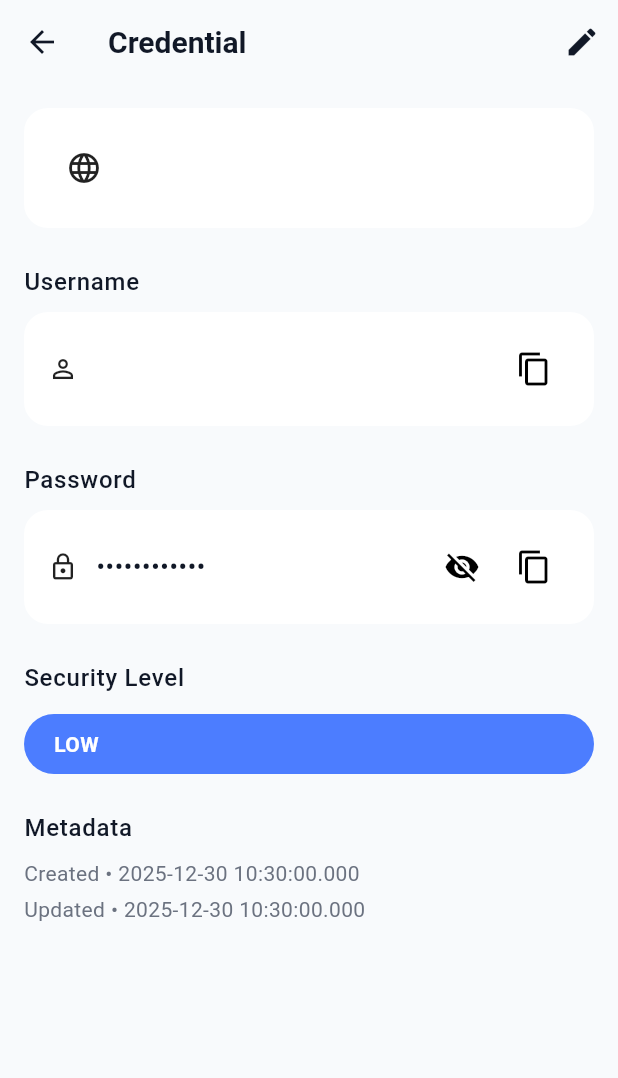
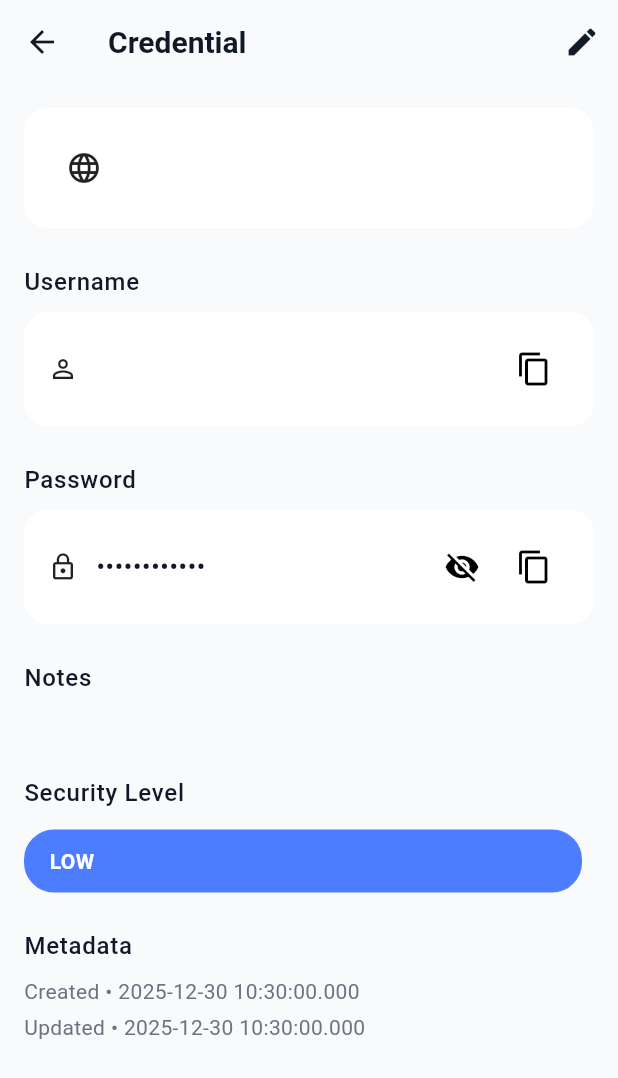
Before and after one commit to shubhamranswal/Passave, a Flutter app: the CredentialDetailPage screen opened directly with empty values, on a phone screen of 412 x 824 dp. Shown: the top 1078 px of the screen. Run offline on Flutter 3.47's test engine with Material 3 defaults, Android fonts, the phone set to English and light mode, and no system bars; our stand-ins replace flutter_secure_storage, hive, hive_flutter, local_auth; missing offline and left inert: cryptography; accounts and stored records are empty.

Commit message:
[local] creds page: added note

```diff
--- a/lib/features/shell/vault/credential_detail_page.dart
+++ b/lib/features/shell/vault/credential_detail_page.dart
@@ -2,7 +2,6 @@ import 'package:flutter/material.dart';
 import 'package:flutter/services.dart';
 import 'package:passave/core/utils/widgets/passave_scaffold.dart';
 
-import '../../../core/utils/theme/passave_theme.dart';
 import '../../../core/utils/widgets/section_title.dart';
 import 'edit_credential_page.dart';
 import 'models/credential.dart';
@@ -84,6 +83,14 @@ class _CredentialDetailPageState extends State<CredentialDetailPage> {
                 },
                 onCopy: () => _copyToClipboard(credential.password, 'Password'),
               ),
+              const SizedBox(height: 24),
+              if (credential.notes != null) ...[
+                const SectionTitle(title: 'Notes'),
+                const SizedBox(height: 8),
+                _MetaText(
+                  text: '${credential.notes}',
+                ),
+              ],
               const SizedBox(height: 24),
               const SectionTitle(title: 'Security Level'),
               const SizedBox(height: 12),
@@ -236,17 +243,26 @@ class _SecurityLevelBadge extends StatelessWidget {
 
   @override
   Widget build(BuildContext context) {
-    return Container(
-      padding: const EdgeInsets.symmetric(horizontal: 20, vertical: 10),
+    return Padding(
+      padding: const EdgeInsets.only(right: 8),
+      child: Container(
+        padding: const EdgeInsets.symmetric(
+          horizontal: 16,
+          vertical: 10,
+        ),
         decoration: BoxDecoration(
-        color: PassaveTheme.primary,
+          color: Theme.of(context).colorScheme.primary,
           borderRadius: BorderRadius.circular(20),
+          border: Border.all(
+            color: Theme.of(context).colorScheme.primary,
+          ),
         ),
         child: Text(
           level.name.toUpperCase(),
-        style: const TextStyle(
-          color: Colors.white,
+          style: Theme.of(context).textTheme.bodyMedium?.copyWith(
                 fontWeight: FontWeight.w600,
+                color: Theme.of(context).colorScheme.onPrimary,
+              ),
         ),
       ),
     );
```
Lines whose indentation alone changed are shown as unchanged.
